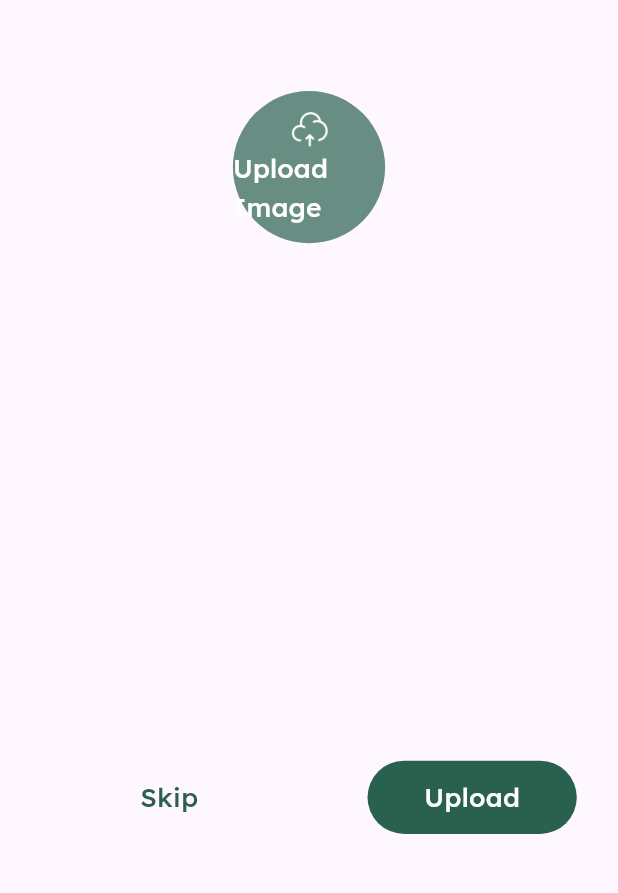
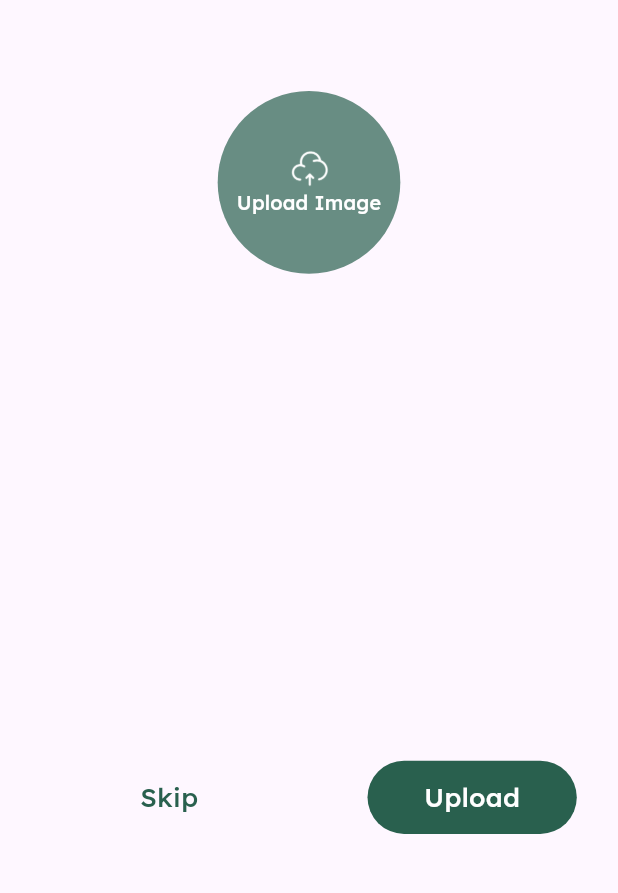
Before and after one commit to Shees-Ali1/CreekApp, a Flutter app: the SignupProfilePic screen opened directly, on a phone screen of 412 x 824 dp, the part 326-1219 px from its top. Run offline on Flutter 3.47's test engine with Material 3 defaults, Android fonts, the phone set to English and light mode, and no system bars; our stand-ins replace another_xlider, cloud_firestore, curved_labeled_navigation_bar, firebase_auth, firebase_core, firebase_storage and 9 more; missing offline and left inert: mailer; accounts and stored records are empty; network calls fail; project files that could hold a hidden picture were left out.

```diff
--- a/lib/Auth/signup_profile_pic.dart
+++ b/lib/Auth/signup_profile_pic.dart
@@ -69,7 +69,7 @@ class SignupProfilePic extends StatelessWidget {
                         child: Center(
                             child: CircleAvatar(
                           backgroundColor: primaryColor.withOpacity(0.7),
-                          radius: 50.r,
+                          radius: 60.r,
                           child: Column(
                             mainAxisAlignment: MainAxisAlignment.center,
                             children: [
@@ -81,7 +81,7 @@ class SignupProfilePic extends StatelessWidget {
                               LexendCustomText(
                                 text: 'Upload Image',
                                 fontWeight: FontWeight.w500,
-                                fontsize: 16.sp,
+                                fontsize: 12.sp,
                                 textColor: whiteColor,
                               ),
                             ],
--- a/lib/controller/sign_up_controller.dart
+++ b/lib/controller/sign_up_controller.dart
@@ -52,8 +52,8 @@ class SignUpController extends GetxController {
 
   Future<void> sentCodeEmail() async {
     try {
-      if (emailController.text.isEmpty) {
-        Get.snackbar("Error", "Please Enter your email.");
+      if (emailController.text.isEmpty || nameController.text.isEmpty|| passwordController.text.isEmpty) {
+        Get.snackbar("Error", "Please Enter All Fields.");
       } else {
         isLoading.value = true;
 
--- a/lib/view/drawer/drawer.dart
+++ b/lib/view/drawer/drawer.dart
@@ -41,6 +41,7 @@ class MyDrawer extends StatelessWidget {
                 Obx(() {
                   return Container(
                     decoration: BoxDecoration(
+                        color: Colors.grey,
                         shape: BoxShape.circle,
                         image: DecorationImage(
                             image: NetworkImage(
```
Also changed, not shown: lib/main.dart (+2 -8 lines), lib/view/profile_screen/components/edit_profile.dart (+7 -11 lines), lib/view/profile_screen/profile.dart (+27 -29 lines).
